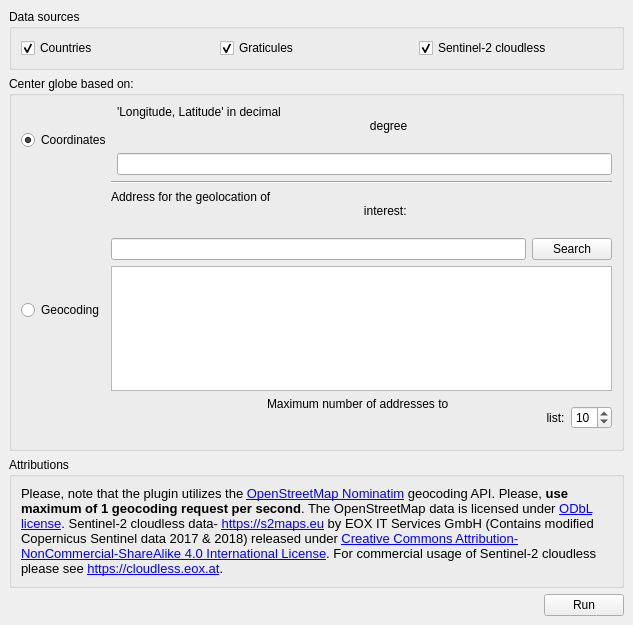
First picture: the form in globe_builder_dockwidget_base.ui, repository GispoCoding/GlobeBuilder, before the edit.
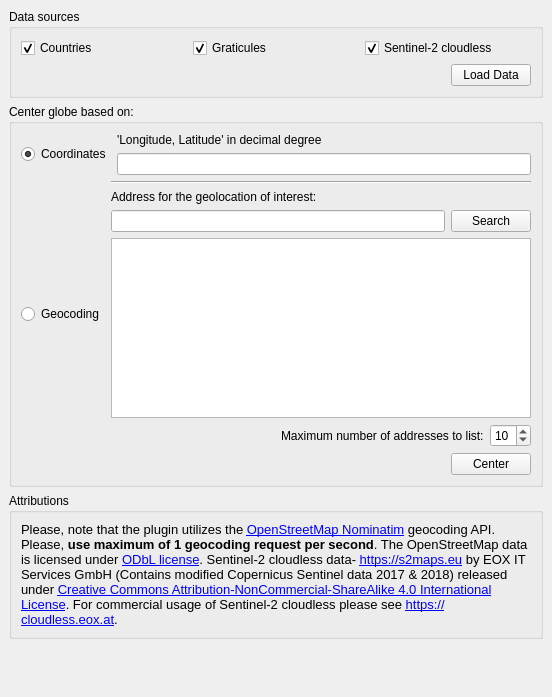
Second picture: the form after the edit. Icons and pictures are not drawn.

Commit message: Minor refactoring and use individual buttons to load data and to center the globe

The edit to the form file:
```diff
--- a/globe_builder_dockwidget_base.ui
+++ b/globe_builder_dockwidget_base.ui
@@ -6,8 +6,8 @@
             <rect>
                 <x>0</x>
                 <y>0</y>
-                <width>633</width>
-                <height>625</height>
+    <width>552</width>
+    <height>697</height>
             </rect>
         </property>
         <property name="floating">
@@ -17,7 +17,7 @@
             <string>Globe Builder</string>
         </property>
         <widget class="QWidget" name="dockWidgetContents">
-            <layout class="QVBoxLayout" name="verticalLayout_3">
+   <layout class="QVBoxLayout" name="verticalLayout_9">
                 <item>
                     <layout class="QVBoxLayout" name="verticalLayoutMain" stretch="0,0,0,0">
                         <property name="sizeConstraint">
@@ -30,6 +30,10 @@
                                 </property>
                                 <layout class="QHBoxLayout" name="horizontalLayout_6">
                                     <item>
+          <layout class="QVBoxLayout" name="verticalLayout_6">
+           <item>
+            <layout class="QHBoxLayout" name="horizontalLayout_9">
+             <item>
                                         <widget class="QCheckBox" name="checkBoxCountries">
                                             <property name="text">
                                                 <string>Countries</string>
@@ -60,6 +64,34 @@
                                         </widget>
                                     </item>
                                 </layout>
+           </item>
+           <item>
+            <layout class="QHBoxLayout" name="horizontalLayout_8">
+             <item>
+              <spacer name="horizontalSpacer_4">
+               <property name="orientation">
+                <enum>Qt::Horizontal</enum>
+               </property>
+               <property name="sizeHint" stdset="0">
+                <size>
+                 <width>40</width>
+                 <height>20</height>
+                </size>
+               </property>
+              </spacer>
+             </item>
+             <item>
+              <widget class="QPushButton" name="pushButtonLoadData">
+               <property name="text">
+                <string>Load Data</string>
+               </property>
+              </widget>
+             </item>
+            </layout>
+           </item>
+          </layout>
+         </item>
+        </layout>
                             </widget>
                         </item>
                         <item>
@@ -67,7 +99,7 @@
                                 <property name="title">
                                     <string>Center globe based on:</string>
                                 </property>
-                                <layout class="QVBoxLayout" name="verticalLayout_6">
+        <layout class="QVBoxLayout" name="verticalLayout_3">
                                     <item>
                                         <layout class="QVBoxLayout" name="verticalLayout_5">
                                             <item>
@@ -87,9 +119,7 @@
                                                             <item>
                                                                 <widget class="QLabel" name="label_2">
                                                                     <property name="text">
-                                                                        <string>'Longitude, Latitude' in decimal
-                                                                            degree
-                                                                        </string>
+                  <string>'Longitude, Latitude' in decimal degree</string>
                                                                     </property>
                                                                 </widget>
                                                             </item>
@@ -121,9 +151,7 @@
                                                             <item>
                                                                 <widget class="QLabel" name="label_3">
                                                                     <property name="text">
-                                                                        <string>Address for the geolocation of
-                                                                            interest:
-                                                                        </string>
+                  <string>Address for the geolocation of interest:</string>
                                                                     </property>
                                                                 </widget>
                                                             </item>
@@ -172,9 +200,7 @@
                                                                                 </sizepolicy>
                                                                             </property>
                                                                             <property name="text">
-                                                                                <string>Maximum number of addresses to
-                                                                                    list:
-                                                                                </string>
+                    <string>Maximum number of addresses to list:</string>
                                                                             </property>
                                                                         </widget>
                                                                     </item>
@@ -211,6 +237,30 @@
                                                     </item>
                                                 </layout>
                                             </item>
+           <item>
+            <layout class="QHBoxLayout" name="horizontalLayout_7">
+             <item>
+              <spacer name="horizontalSpacer_3">
+               <property name="orientation">
+                <enum>Qt::Horizontal</enum>
+               </property>
+               <property name="sizeHint" stdset="0">
+                <size>
+                 <width>40</width>
+                 <height>20</height>
+                </size>
+               </property>
+              </spacer>
+             </item>
+             <item>
+              <widget class="QPushButton" name="pushButtonCenter">
+               <property name="text">
+                <string>Center</string>
+               </property>
+              </widget>
+             </item>
+            </layout>
+           </item>
                                         </layout>
                                     </item>
                                 </layout>
@@ -225,33 +275,22 @@
                                     <item>
                                         <widget class="QLabel" name="label_5">
                                             <property name="text">
-                                                <string>&lt;html&gt;&lt;head/&gt;&lt;body&gt;&lt;p&gt;&lt;span style=&quot;
-                                                    font-size:10pt;&quot;&gt;Please, note that the plugin utilizes the
-                                                    &lt;/span&gt;&lt;a href=&quot;https://wiki.openstreetmap.org/wiki/Nominatim&quot;&gt;&lt;span
-                                                    style=&quot; font-size:10pt; text-decoration: underline;
-                                                    color:#0000ff;&quot;&gt;OpenStreetMap Nominatim&lt;/span&gt;&lt;/a&gt;&lt;span
-                                                    style=&quot; font-size:10pt;&quot;&gt; geocoding API. Please, &lt;/span&gt;&lt;span
-                                                    style=&quot; font-size:10pt; font-weight:600;&quot;&gt;use maximum
-                                                    of 1 geocoding request per second&lt;/span&gt;&lt;span style=&quot;
-                                                    font-size:10pt;&quot;&gt;. The OpenStreetMap data is licensed under
-                                                    &lt;/span&gt;&lt;a href=&quot;https://opendatacommons.org/licenses/odbl/&quot;&gt;&lt;span
-                                                    style=&quot; font-size:10pt; text-decoration: underline;
-                                                    color:#0000ff;&quot;&gt;ODbL license&lt;/span&gt;&lt;/a&gt;&lt;span
-                                                    style=&quot; font-size:10pt;&quot;&gt;. Sentinel-2 cloudless data-
-                                                    &lt;/span&gt;&lt;a href=&quot;https://s2maps.eu/&quot;&gt;&lt;span
-                                                    style=&quot; font-size:10pt; text-decoration: underline;
-                                                    color:#0000ff;&quot;&gt;https://s2maps.eu&lt;/span&gt;&lt;/a&gt;&lt;span
-                                                    style=&quot; font-size:10pt;&quot;&gt; by EOX IT Services GmbH
-                                                    (Contains modified Copernicus Sentinel data 2017 &amp;amp; 2018)
-                                                    released under &lt;/span&gt;&lt;a href=&quot;https://creativecommons.org/licenses/by-nc-sa/4.0/&quot;&gt;&lt;span
-                                                    style=&quot; font-size:10pt; text-decoration: underline;
-                                                    color:#0000ff;&quot;&gt;Creative Commons
-                                                    Attribution-NonCommercial-ShareAlike 4.0 International License&lt;/span&gt;&lt;/a&gt;&lt;span
-                                                    style=&quot; font-size:10pt;&quot;&gt;. For commercial usage of
-                                                    Sentinel-2 cloudless please see &lt;/span&gt;&lt;a href=&quot;https://cloudless.eox.at&quot;&gt;&lt;span
-                                                    style=&quot; font-size:10pt; text-decoration: underline;
-                                                    color:#0000ff;&quot;&gt;https://cloudless.eox.at&lt;/span&gt;&lt;/a&gt;&lt;span
-                                                    style=&quot; font-size:10pt;&quot;&gt;.&lt;/span&gt;&lt;/p&gt;&lt;/body&gt;&lt;/html&gt;
+            <string>&lt;html&gt;&lt;head/&gt;&lt;body&gt;&lt;p&gt;&lt;span style=&quot; font-size:10pt;&quot;&gt;Please,
+             note that the plugin utilizes the &lt;/span&gt;&lt;a href=&quot;https://wiki.openstreetmap.org/wiki/Nominatim&quot;&gt;&lt;span
+             style=&quot; font-size:10pt; text-decoration: underline; color:#0000ff;&quot;&gt;OpenStreetMap Nominatim&lt;/span&gt;&lt;/a&gt;&lt;span
+             style=&quot; font-size:10pt;&quot;&gt; geocoding API. Please, &lt;/span&gt;&lt;span style=&quot;
+             font-size:10pt; font-weight:600;&quot;&gt;use maximum of 1 geocoding request per second&lt;/span&gt;&lt;span
+             style=&quot; font-size:10pt;&quot;&gt;. The OpenStreetMap data is licensed under &lt;/span&gt;&lt;a href=&quot;https://opendatacommons.org/licenses/odbl/&quot;&gt;&lt;span
+             style=&quot; font-size:10pt; text-decoration: underline; color:#0000ff;&quot;&gt;ODbL license&lt;/span&gt;&lt;/a&gt;&lt;span
+             style=&quot; font-size:10pt;&quot;&gt;. Sentinel-2 cloudless data- &lt;/span&gt;&lt;a href=&quot;https://s2maps.eu/&quot;&gt;&lt;span
+             style=&quot; font-size:10pt; text-decoration: underline; color:#0000ff;&quot;&gt;https://s2maps.eu&lt;/span&gt;&lt;/a&gt;&lt;span
+             style=&quot; font-size:10pt;&quot;&gt; by EOX IT Services GmbH (Contains modified Copernicus Sentinel data
+             2017 &amp;amp; 2018) released under &lt;/span&gt;&lt;a href=&quot;https://creativecommons.org/licenses/by-nc-sa/4.0/&quot;&gt;&lt;span
+             style=&quot; font-size:10pt; text-decoration: underline; color:#0000ff;&quot;&gt;Creative Commons
+             Attribution-NonCommercial-ShareAlike 4.0 International License&lt;/span&gt;&lt;/a&gt;&lt;span style=&quot;
+             font-size:10pt;&quot;&gt;. For commercial usage of Sentinel-2 cloudless please see &lt;/span&gt;&lt;a href=&quot;https://cloudless.eox.at&quot;&gt;&lt;span
+             style=&quot; font-size:10pt; text-decoration: underline; color:#0000ff;&quot;&gt;https://cloudless.eox.at&lt;/span&gt;&lt;/a&gt;&lt;span
+             style=&quot; font-size:10pt;&quot;&gt;.&lt;/span&gt;&lt;/p&gt;&lt;/body&gt;&lt;/html&gt;
                                                 </string>
                                             </property>
                                             <property name="wordWrap">
@@ -316,13 +355,6 @@
                                                 </property>
                                             </spacer>
                                         </item>
-                                        <item>
-                                            <widget class="QPushButton" name="pushButtonRun">
-                                                <property name="text">
-                                                    <string>Run</string>
-                                                </property>
-                                            </widget>
-                                        </item>
                                     </layout>
                                 </item>
                             </layout>
```
Left out of the diff: 18 changed lines with no effect on the pictures. Lines whose indentation alone changed are shown as unchanged. The commit also changes 6 other files.
